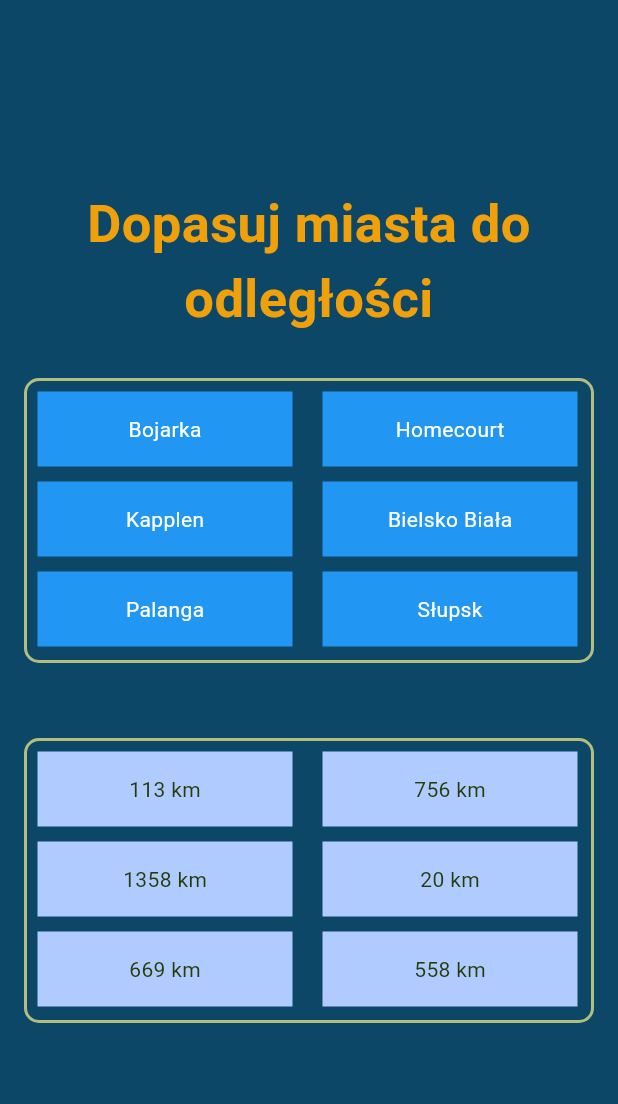
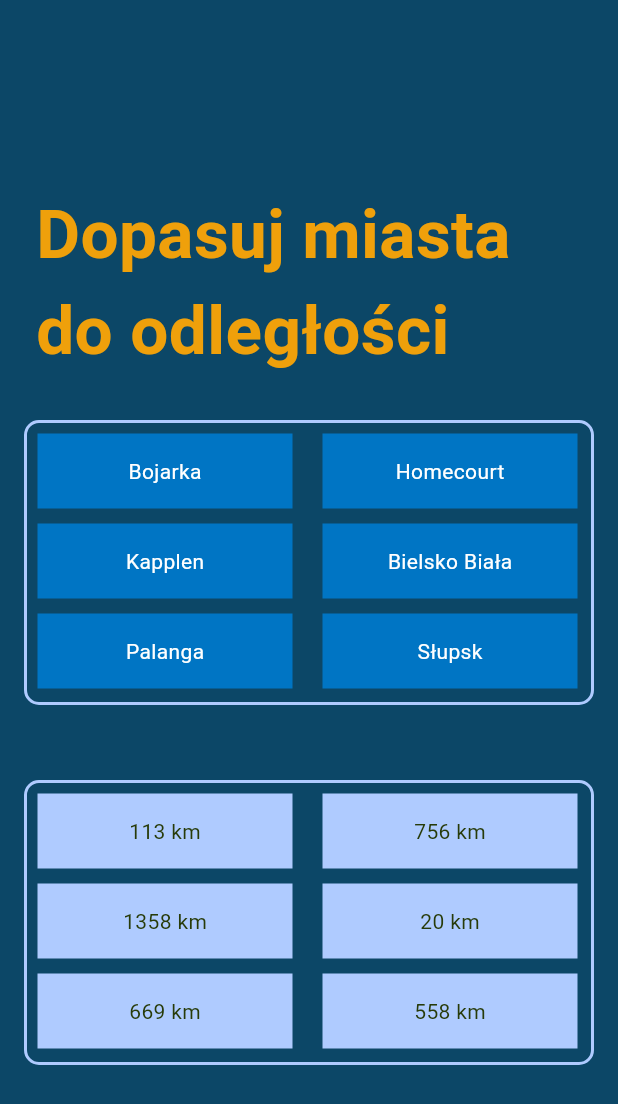
Before and after one commit to Ciapek117/mala_atlantyda, a Flutter app: the MatchingGamePage screen opened directly, on a phone screen of 412 x 824 dp. Shown: the top 1104 px of the screen. Run offline on Flutter 3.47's test engine with Material 3 defaults, Android fonts, the phone set to English and light mode, and no system bars; our stand-ins replace awesome_dialog, firebase_auth, firebase_core, google_fonts, google_maps_flutter, lottie; accounts and stored records are empty.

Commit message:
Matching game fix

```diff
--- a/lib/Widgets/PongWidgets/PongBall.dart
+++ b/lib/Widgets/PongWidgets/PongBall.dart
@@ -11,7 +11,7 @@ class PongBall extends StatelessWidget {
     return Container(
       alignment: Alignment(x, y),
       child: Container(
-        decoration: BoxDecoration(shape: BoxShape.circle, color: Colors.purple),
+        decoration:  BoxDecoration(shape: BoxShape.circle, color: Colors.purple),
         width: 20,
         height: 20,
       ),
--- a/lib/pages/MatchingGame.dart
+++ b/lib/pages/MatchingGame.dart
@@ -84,8 +84,8 @@ class _MatchingGamePageState extends State<MatchingGamePage> {
                 padding: const EdgeInsets.all(8.0),
                 child: Text(
                   "Dopasuj miasta do odległości",
-                  style: TextStyle(fontSize: 35, fontWeight: FontWeight.bold, color: Color(0xFFEFA00B)),
-                  textAlign: TextAlign.center,
+                  style: TextStyle(fontSize: 45, fontWeight: FontWeight.bold, color: Color(0xFFEFA00B)),
+                  textAlign: TextAlign.left,
                 ),
               ),
               SizedBox(height: 20),
@@ -100,7 +100,7 @@ class _MatchingGamePageState extends State<MatchingGamePage> {
                           padding: EdgeInsets.all(7), // Dodanie paddingu 5
 
                           decoration: BoxDecoration(
-                            border: Border.all(color: Color(0xFFB2BD7E), width: 2), // Dodanie obramowania
+                            border: Border.all(color: Color(0xFFAFCBFF), width: 2), // Dodanie obramowania
                             borderRadius: BorderRadius.circular(10), // Zaokrąglenie rogów
                           ),
                           child: Wrap(
@@ -136,7 +136,7 @@ class _MatchingGamePageState extends State<MatchingGamePage> {
                                     width: 170,
                                     height: 50,
                                     alignment: Alignment.center,
-                                    color: Colors.blue,
+                                    color: Color(0xFF0075C4),
                                     child: Text(city, style: TextStyle(color: Colors.white)),
                                   ),
                                 ),
@@ -151,7 +151,7 @@ class _MatchingGamePageState extends State<MatchingGamePage> {
                           height: 190,
                           padding: EdgeInsets.all(7), // Dodanie paddingu 5
                           decoration: BoxDecoration(// Dodanie czarnego tła
-                            border: Border.all(color: Color(0xFFB2BD7E), width: 2), // Dodanie obramowania
+                            border: Border.all(color: Color(0xFFAFCBFF), width: 2), // Dodanie obramowania
                             borderRadius: BorderRadius.circular(10), // Zaokrąglenie rogów
                           ),
                           child: Wrap(
```
Also changed, not shown: 4 other files.
